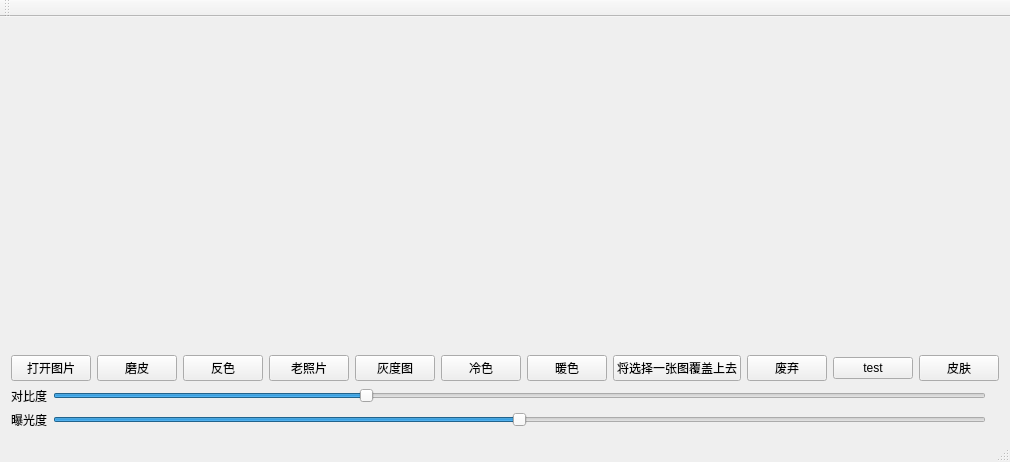
The window that mainwindow.ui (dependon/QImageFilter) describes before a commit, drawn with Qt 5.
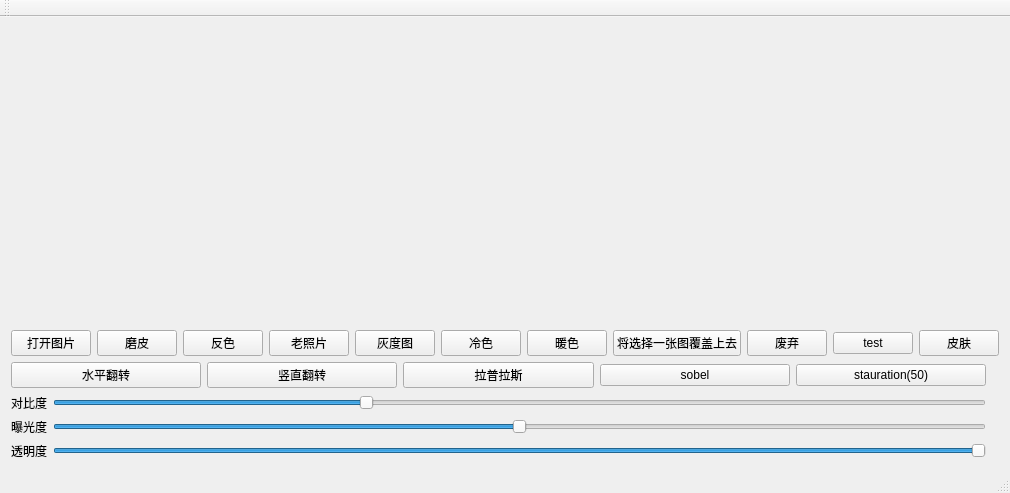
The same window after the commit.

What changed in the file:
```diff
--- a/mainwindow.ui
+++ b/mainwindow.ui
@@ -6,15 +6,15 @@
    <rect>
     <x>0</x>
     <y>0</y>
-    <width>789</width>
-    <height>462</height>
+    <width>892</width>
+    <height>493</height>
    </rect>
   </property>
   <property name="windowTitle">
    <string>MainWindow</string>
   </property>
   <widget class="QWidget" name="centralWidget">
-   <layout class="QGridLayout" name="gridLayout" rowstretch="1,0,0,0,0" columnstretch="1,0">
+   <layout class="QGridLayout" name="gridLayout" rowstretch="1,0,0,0,0,0" columnstretch="1,0">
     <item row="0" column="1">
      <widget class="QLabel" name="labelcl">
       <property name="text">
@@ -158,6 +158,69 @@
       </item>
      </layout>
     </item>
+    <item row="2" column="0">
+     <layout class="QHBoxLayout" name="horizontalLayout_4">
+      <item>
+       <widget class="QPushButton" name="Horizontal">
+        <property name="text">
+         <string>水平翻转</string>
+        </property>
+       </widget>
+      </item>
+      <item>
+       <widget class="QPushButton" name="vertical">
+        <property name="text">
+         <string>竖直翻转</string>
+        </property>
+       </widget>
+      </item>
+      <item>
+       <widget class="QPushButton" name="lapace">
+        <property name="text">
+         <string>拉普拉斯</string>
+        </property>
+       </widget>
+      </item>
+      <item>
+       <widget class="QPushButton" name="sobel">
+        <property name="text">
+         <string>sobel</string>
+        </property>
+       </widget>
+      </item>
+      <item>
+       <widget class="QPushButton" name="stauration">
+        <property name="text">
+         <string>stauration(50)</string>
+        </property>
+       </widget>
+      </item>
+     </layout>
+    </item>
+    <item row="5" column="0">
+     <layout class="QHBoxLayout" name="horizontalLayout_5">
+      <item>
+       <widget class="QLabel" name="label_4">
+        <property name="text">
+         <string>透明度</string>
+        </property>
+       </widget>
+      </item>
+      <item>
+       <widget class="QSlider" name="transparency">
+        <property name="maximum">
+         <number>100</number>
+        </property>
+        <property name="value">
+         <number>100</number>
+        </property>
+        <property name="orientation">
+         <enum>Qt::Horizontal</enum>
+        </property>
+       </widget>
+      </item>
+     </layout>
+    </item>
    </layout>
   </widget>
   <widget class="QMenuBar" name="menuBar">
```
Left out of the diff: 2 changed lines with no effect on the pictures.
